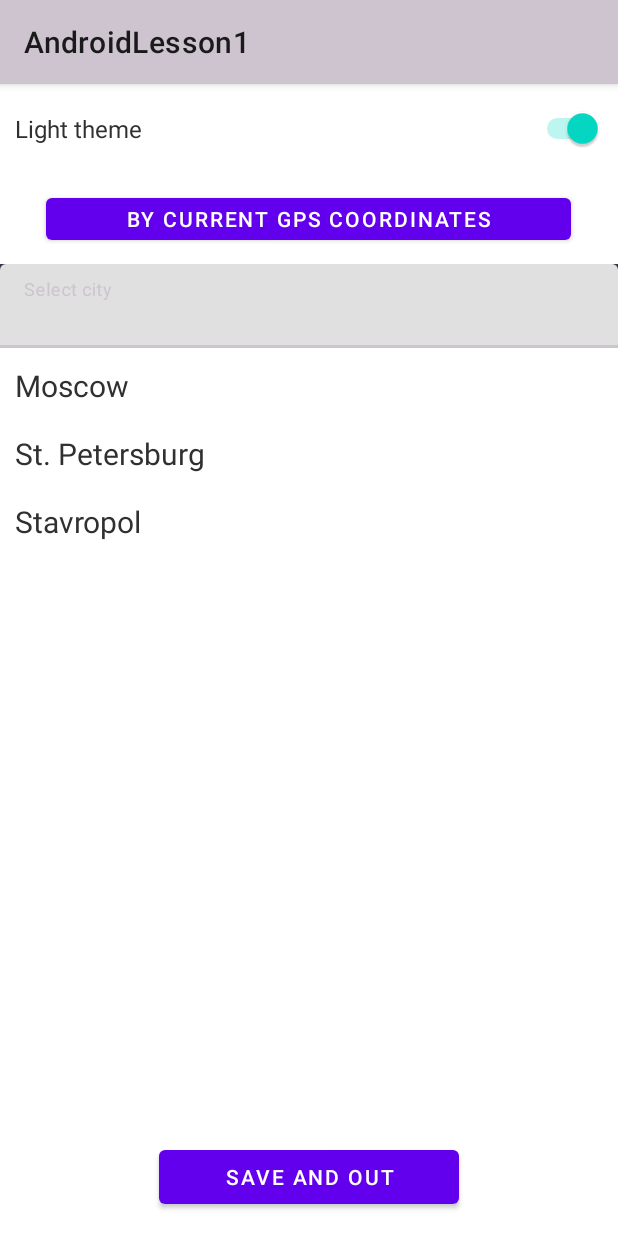
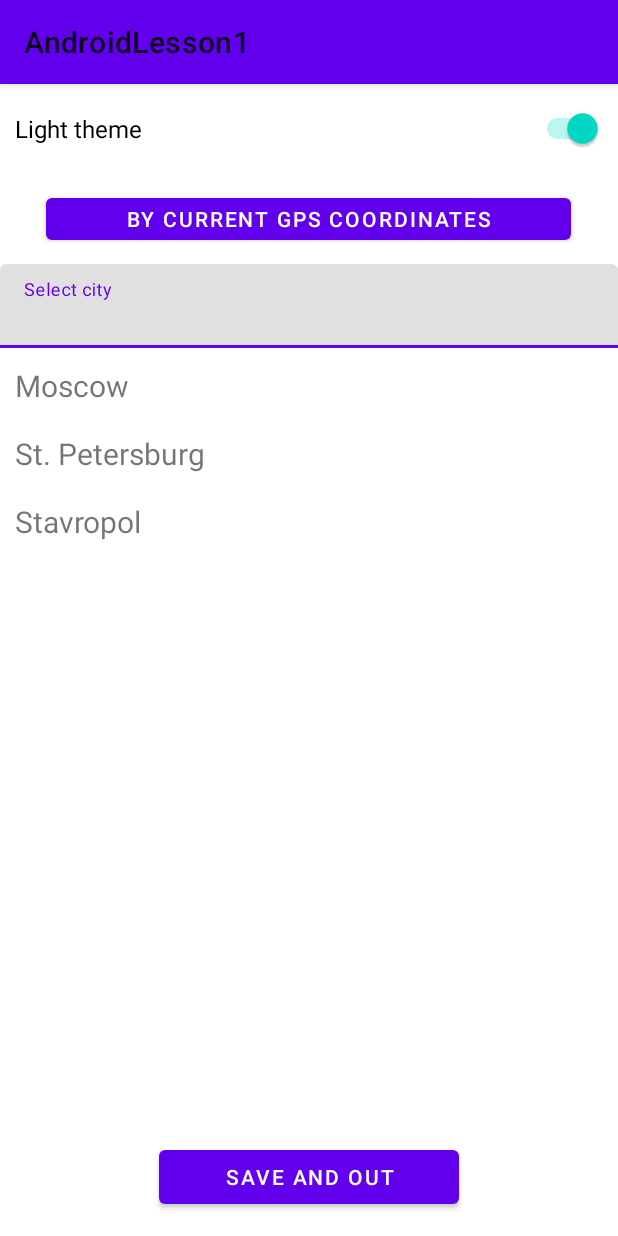
Before and after one commit to NS-762/AndroidLesson1, an Android app: the SettingsActivity screen opened directly, with no data from a screen before it, on a phone screen of 412 x 824 dp. Run offline under Robolectric (Android 15) with nearby library versions, the phone set to English and light mode, and no system bars.

Commit message:
MaterialDesign

```diff
--- a/app/src/main/AndroidManifest.xml
+++ b/app/src/main/AndroidManifest.xml
@@ -8,7 +8,7 @@
         android:label="@string/app_name"
         android:roundIcon="@mipmap/ic_launcher_round"
         android:supportsRtl="true"
-        android:theme="@style/Theme.AndroidLesson1">
+        android:theme="@style/AppLightTheme">
         <activity android:name=".SettingsActivity"></activity>
         <activity android:name=".MainActivity">
             <intent-filter>
--- a/app/src/main/java/com/example/androidlesson1/BaseActivity.java
+++ b/app/src/main/java/com/example/androidlesson1/BaseActivity.java
@@ -13,22 +13,22 @@ public class BaseActivity extends AppCompatActivity {
     @Override
     protected void onCreate(@Nullable Bundle savedInstanceState) {
         super.onCreate(savedInstanceState);
-        if (isDarkTheme()) {
+        if (isLightTheme()) {
             setTheme(R.style.AppLightTheme);
         } else {
             setTheme(R.style.AppTheme);
         }
     }
 
-    protected boolean isDarkTheme() {
+    protected boolean isLightTheme() {
         SharedPreferences sharedPref = getSharedPreferences(NAME_SHARED_PREFERENCE, MODE_PRIVATE);
         return sharedPref.getBoolean(IS_LIGHT_THEME, true);
     }
 
-    protected void setDarkTheme (boolean isDarkTheme) {
+    protected void setLightTheme (boolean isLightTheme) {
         SharedPreferences sharedPref = getSharedPreferences(NAME_SHARED_PREFERENCE, MODE_PRIVATE);
         SharedPreferences.Editor editor = sharedPref.edit();
-        editor.putBoolean(IS_LIGHT_THEME, isDarkTheme);
+        editor.putBoolean(IS_LIGHT_THEME, isLightTheme);
         editor.apply();
     }
 }
--- a/app/src/main/java/com/example/androidlesson1/SettingsActivity.java
+++ b/app/src/main/java/com/example/androidlesson1/SettingsActivity.java
@@ -9,11 +9,12 @@ import android.widget.CompoundButton;
 import android.widget.EditText;
 import android.widget.Switch;
 import android.widget.TextView;
+import android.widget.Toast;
 
 import com.google.android.material.button.MaterialButton;
 import com.google.android.material.snackbar.Snackbar;
 import com.google.android.material.textfield.TextInputEditText;
-
+import com.google.android.material.snackbar.Snackbar;
 import java.util.regex.Pattern;
 
 public class SettingsActivity extends BaseActivity implements Constants {
@@ -21,7 +22,9 @@ public class SettingsActivity extends BaseActivity implements Constants {
     private TextInputEditText selectCity;
     private TextView city_N;
     private MaterialButton saveSettings;
+    private MaterialButton GPS;
     private Switch switchDarkTheme;
+
 
     Pattern patternCheckCity = Pattern.compile("^[A-Z][a-z]{2,}$");
 
@@ -31,12 +34,22 @@ public class SettingsActivity extends BaseActivity implements Constants {
         setContentView(R.layout.activity_settings);
 
         switchDarkTheme = findViewById(R.id.switch_light_theme);
-        switchDarkTheme.setChecked(isDarkTheme());
+        switchDarkTheme.setChecked(isLightTheme());
         switchDarkTheme.setOnCheckedChangeListener(new CompoundButton.OnCheckedChangeListener() {
             @Override
             public void onCheckedChanged(CompoundButton buttonView, boolean isChecked) {
-                setDarkTheme(isChecked);
+//                Snackbar.make(, "Вы установили светлую тему", Snackbar.LENGTH_SHORT).show();
+                setLightTheme(isChecked);
                 recreate();
+
+            }
+        });
+
+        GPS = findViewById(R.id.GPS);
+        GPS.setOnClickListener(new View.OnClickListener() {
+            @Override
+            public void onClick(View v) {
+                Snackbar.make(v, "Определение текущего местоположения...", Snackbar.LENGTH_LONG).show();
             }
         });
 
--- a/app/src/main/java/com/example/androidlesson1/WorkingWithRecyclerView/SocnetAdapter.java
+++ b/app/src/main/java/com/example/androidlesson1/WorkingWithRecyclerView/SocnetAdapter.java
@@ -67,6 +67,7 @@ public class SocnetAdapter extends RecyclerView.Adapter<SocnetAdapter.ViewHolder
                             dayOfWeek.getText().toString(),
                             temperature.getText().toString(),
                             weatherPicture.getDrawable());
+
                 }
             });
 
--- a/app/src/main/res/drawable/linearlayout_background.xml
+++ b/app/src/main/res/drawable/linearlayout_background.xml
@@ -2,5 +2,4 @@
 <shape xmlns:android="http://schemas.android.com/apk/res/android">
     <solid android:color="#A6CAB7C7"/>
     <corners android:radius="16dp"/>
-<!--    <padding android:left="0dp" android:top="0dp" android:right="0dp" android:bottom="0dp" />-->
 </shape>
--- a/app/src/main/res/layout/activity_settings.xml
+++ b/app/src/main/res/layout/activity_settings.xml
@@ -3,8 +3,7 @@
     xmlns:android="http://schemas.android.com/apk/res/android"
     xmlns:app="http://schemas.android.com/apk/res-auto"
     android:layout_width="match_parent"
-    android:layout_height="match_parent"
-    android:background="@color/white">
+    android:layout_height="match_parent">
 
 
     <ScrollView
@@ -30,7 +29,6 @@
                     android:layout_marginRight="10dp"
                     android:layout_weight="1"
                     android:text="@string/light_theme"
-                    android:textColor="@color/text_color"
                     android:textSize="16sp" />
             </LinearLayout>
 
@@ -46,28 +44,24 @@
                 app:layout_constraintEnd_toEndOf="parent"
                 app:layout_constraintStart_toStartOf="parent"
                 android:textAppearance="@style/TextAppearance.MaterialComponents.Button"
-                android:theme="@style/Theme.AndroidLesson1"
-                />
+                android:theme="@style/Theme.AndroidLesson1" />
 
 
             <LinearLayout
                 android:layout_width="match_parent"
                 android:layout_height="match_parent"
-                android:background="@color/background_dark"
                 android:orientation="vertical">
 
                 <com.google.android.material.textfield.TextInputLayout
                     android:id="@+id/city_entry"
                     android:layout_width="match_parent"
-                    android:layout_height="wrap_content"
-                    android:textColor="@color/text_color">
+                    android:layout_height="wrap_content" >
 
                     <com.google.android.material.textfield.TextInputEditText
                         android:id="@+id/select_city"
                         android:layout_width="match_parent"
                         android:layout_height="wrap_content"
-                        android:hint="@string/select_city"
-                        android:textColor="@color/text_color" />
+                        android:hint="@string/select_city" />
                 </com.google.android.material.textfield.TextInputLayout>
 
             </LinearLayout>
@@ -86,7 +80,6 @@
                     android:gravity="center_vertical"
                     android:onClick="onClickCity_1"
                     android:text="@string/city_1"
-                    android:textColor="@color/text_color"
                     android:textSize="20sp" />
 
                 <TextView
@@ -98,7 +91,6 @@
                     android:gravity="center_vertical"
                     android:onClick="onClickCity_2"
                     android:text="@string/city_2"
-                    android:textColor="@color/text_color"
                     android:textSize="20sp" />
 
                 <TextView
@@ -110,7 +102,6 @@
                     android:gravity="center_vertical"
                     android:onClick="onClickCity_3"
                     android:text="@string/city_3"
-                    android:textColor="@color/text_color"
                     android:textSize="20sp" />
 
             </LinearLayout>
--- a/app/src/main/res/values/themes.xml
+++ b/app/src/main/res/values/themes.xml
@@ -8,20 +8,16 @@
         <!-- Customize your theme here. -->
     </style>
 
-    <style name="AppLightTheme">
-        <!-- Primary brand color. -->
-        <item name="colorPrimary">#cdc4d0</item>
-        <item name="colorPrimaryDark">#B2A4B7</item>
-        <item name="colorAccent">@color/teal_200</item>
-        <!-- Customize your theme here. -->
+    <style name="AppLightTheme" parent="Theme.MaterialComponents.Light">
     </style>
 
-    <style name="AppTheme">
-        <!-- Primary brand color. -->
-        <item name="colorPrimary">#524db3</item>
-        <item name="colorPrimaryDark">#393578</item>
-        <item name="colorAccent">@color/teal_200</item>
-        <!-- Customize your theme here. -->
+    <style name="AppTheme" parent="Theme.MaterialComponents">
+        <item name="colorPrimary">#282828</item>
+        <item name="android:windowBackground">#282828</item>
+        <item name="android:textColor">@color/purple_700</item>
+        <item name="android:textColorPrimary">@color/purple_700</item>
     </style>
 
+
+
 </resources>
```
